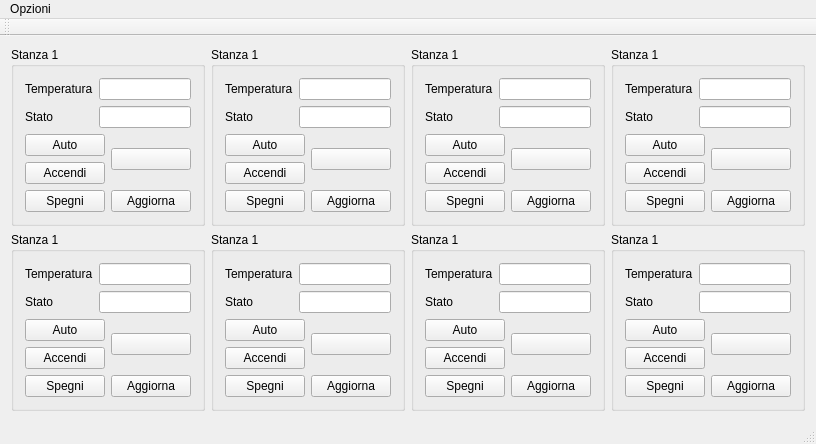
danilom93/WB32, file qt/MTempClient/MTempClient.ui: the form before one commit.
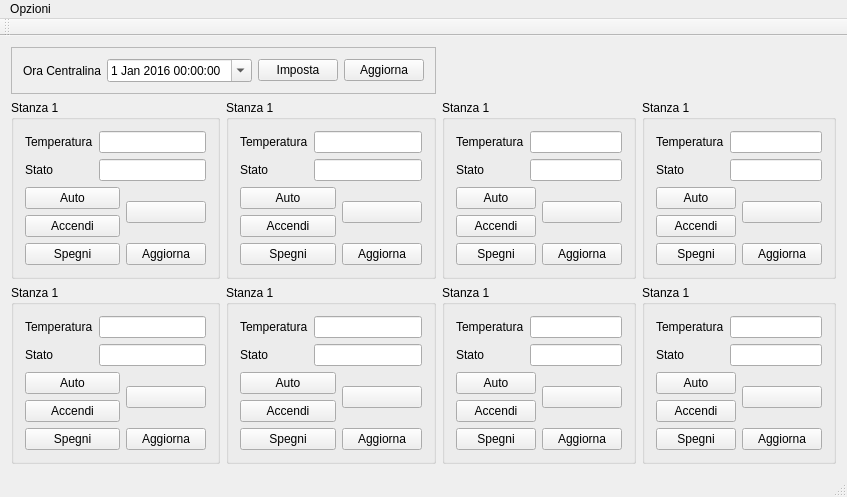
The form after the commit. Icons and pictures are not drawn.

Diff of the .ui file:
```diff
--- a/qt/MTempClient/MTempClient.ui
+++ b/qt/MTempClient/MTempClient.ui
@@ -6,8 +6,8 @@
    <rect>
     <x>0</x>
     <y>0</y>
-    <width>746</width>
-    <height>438</height>
+    <width>752</width>
+    <height>458</height>
    </rect>
   </property>
   <property name="windowTitle">
@@ -15,7 +15,54 @@
   </property>
   <widget class="QWidget" name="centralWidget">
    <layout class="QGridLayout" name="gridLayout_2">
-    <item row="0" column="0">
+    <item row="0" column="0" colspan="2">
+     <widget class="QFrame" name="frame">
+      <property name="frameShape">
+       <enum>QFrame::StyledPanel</enum>
+      </property>
+      <property name="frameShadow">
+       <enum>QFrame::Raised</enum>
+      </property>
+      <layout class="QHBoxLayout" name="horizontalLayout">
+       <item>
+        <widget class="QLabel" name="label_3">
+         <property name="text">
+          <string>Ora Centralina</string>
+         </property>
+        </widget>
+       </item>
+       <item>
+        <widget class="QDateTimeEdit" name="dateTimeEdit">
+         <property name="date">
+          <date>
+           <year>2016</year>
+           <month>1</month>
+           <day>1</day>
+          </date>
+         </property>
+         <property name="calendarPopup">
+          <bool>true</bool>
+         </property>
+        </widget>
+       </item>
+       <item>
+        <widget class="QPushButton" name="timeSetButton">
+         <property name="text">
+          <string>Imposta</string>
+         </property>
+        </widget>
+       </item>
+       <item>
+        <widget class="QPushButton" name="timeRefreshButton">
+         <property name="text">
+          <string>Aggiorna</string>
+         </property>
+        </widget>
+       </item>
+      </layout>
+     </widget>
+    </item>
+    <item row="1" column="0">
      <widget class="QGroupBox" name="roomGroupBox_1">
       <property name="title">
        <string>Stanza 1</string>
@@ -97,7 +144,7 @@
       </layout>
      </widget>
     </item>
-    <item row="0" column="1">
+    <item row="1" column="1">
      <widget class="QGroupBox" name="roomGroupBox_2">
       <property name="title">
        <string>Stanza 1</string>
@@ -132,14 +179,14 @@
         </widget>
        </item>
        <item row="2" column="0" colspan="2">
-        <widget class="QPushButton" name="setAutoButton_3">
+        <widget class="QPushButton" name="setAutoButton_2">
          <property name="text">
           <string>Auto</string>
          </property>
         </widget>
        </item>
        <item row="2" column="2" rowspan="2">
-        <widget class="QPushButton" name="configButton_3">
+        <widget class="QPushButton" name="configButton_2">
          <property name="text">
           <string/>
          </property>
@@ -156,21 +203,21 @@
         </widget>
        </item>
        <item row="3" column="0" colspan="2">
-        <widget class="QPushButton" name="forceOnButton_3">
+        <widget class="QPushButton" name="forceOnButton_2">
          <property name="text">
           <string>Accendi</string>
          </property>
         </widget>
        </item>
        <item row="4" column="0" colspan="2">
-        <widget class="QPushButton" name="forceOffButton_3">
+        <widget class="QPushButton" name="forceOffButton_2">
          <property name="text">
           <string>Spegni</string>
          </property>
         </widget>
        </item>
        <item row="4" column="2">
-        <widget class="QPushButton" name="updateButton_3">
+        <widget class="QPushButton" name="updateButton_2">
          <property name="text">
           <string>Aggiorna</string>
          </property>
@@ -179,7 +226,7 @@
       </layout>
      </widget>
     </item>
-    <item row="0" column="2">
+    <item row="1" column="2">
      <widget class="QGroupBox" name="roomGroupBox_3">
       <property name="title">
        <string>Stanza 1</string>
@@ -214,14 +261,14 @@
         </widget>
        </item>
        <item row="2" column="0" colspan="2">
-        <widget class="QPushButton" name="setAutoButton_4">
+        <widget class="QPushButton" name="setAutoButton_3">
          <property name="text">
           <string>Auto</string>
          </property>
         </widget>
        </item>
        <item row="2" column="2" rowspan="2">
-        <widget class="QPushButton" name="configButton_4">
+        <widget class="QPushButton" name="configButton_3">
          <property name="text">
           <string/>
          </property>
@@ -238,21 +285,21 @@
         </widget>
        </item>
        <item row="3" column="0" colspan="2">
-        <widget class="QPushButton" name="forceOnButton_4">
+        <widget class="QPushButton" name="forceOnButton_3">
          <property name="text">
           <string>Accendi</string>
          </property>
         </widget>
        </item>
        <item row="4" column="0" colspan="2">
-        <widget class="QPushButton" name="forceOffButton_4">
+        <widget class="QPushButton" name="forceOffButton_3">
          <property name="text">
           <string>Spegni</string>
          </property>
         </widget>
        </item>
        <item row="4" column="2">
-        <widget class="QPushButton" name="updateButton_4">
+        <widget class="QPushButton" name="updateButton_3">
          <property name="text">
           <string>Aggiorna</string>
          </property>
@@ -261,7 +308,7 @@
       </layout>
      </widget>
     </item>
-    <item row="0" column="3">
+    <item row="1" column="3">
      <widget class="QGroupBox" name="roomGroupBox_4">
       <property name="title">
        <string>Stanza 1</string>
@@ -296,14 +343,14 @@
         </widget>
        </item>
        <item row="2" column="0" colspan="2">
-        <widget class="QPushButton" name="setAutoButton_5">
+        <widget class="QPushButton" name="setAutoButton_4">
          <property name="text">
           <string>Auto</string>
          </property>
         </widget>
        </item>
        <item row="2" column="2" rowspan="2">
-        <widget class="QPushButton" name="configButton_5">
+        <widget class="QPushButton" name="configButton_4">
          <property name="text">
           <string/>
          </property>
@@ -320,21 +367,21 @@
         </widget>
        </item>
        <item row="3" column="0" colspan="2">
-        <widget class="QPushButton" name="forceOnButton_5">
+        <widget class="QPushButton" name="forceOnButton_4">
          <property name="text">
           <string>Accendi</string>
          </property>
         </widget>
        </item>
        <item row="4" column="0" colspan="2">
-        <widget class="QPushButton" name="forceOffButton_5">
+        <widget class="QPushButton" name="forceOffButton_4">
          <property name="text">
           <string>Spegni</string>
          </property>
         </widget>
        </item>
        <item row="4" column="2">
-        <widget class="QPushButton" name="updateButton_5">
+        <widget class="QPushButton" name="updateButton_4">
          <property name="text">
           <string>Aggiorna</string>
          </property>
@@ -343,7 +390,7 @@
       </layout>
      </widget>
     </item>
-    <item row="1" column="0">
+    <item row="2" column="0">
      <widget class="QGroupBox" name="roomGroupBox_5">
       <property name="title">
        <string>Stanza 1</string>
@@ -378,14 +425,14 @@
         </widget>
        </item>
        <item row="2" column="0" colspan="2">
-        <widget class="QPushButton" name="setAutoButton_6">
+        <widget class="QPushButton" name="setAutoButton_5">
          <property name="text">
           <string>Auto</string>
          </property>
         </widget>
        </item>
        <item row="2" column="2" rowspan="2">
-        <widget class="QPushButton" name="configButton_6">
+        <widget class="QPushButton" name="configButton_5">
          <property name="text">
           <string/>
          </property>
@@ -402,21 +449,21 @@
         </widget>
        </item>
        <item row="3" column="0" colspan="2">
-        <widget class="QPushButton" name="forceOnButton_6">
+        <widget class="QPushButton" name="forceOnButton_5">
          <property name="text">
           <string>Accendi</string>
          </property>
         </widget>
        </item>
        <item row="4" column="0" colspan="2">
-        <widget class="QPushButton" name="forceOffButton_6">
+        <widget class="QPushButton" name="forceOffButton_5">
          <property name="text">
           <string>Spegni</string>
          </property>
         </widget>
        </item>
        <item row="4" column="2">
-        <widget class="QPushButton" name="updateButton_6">
+        <widget class="QPushButton" name="updateButton_5">
          <property name="text">
           <string>Aggiorna</string>
          </property>
@@ -425,7 +472,7 @@
       </layout>
      </widget>
     </item>
-    <item row="1" column="1">
+    <item row="2" column="1">
      <widget class="QGroupBox" name="roomGroupBox_6">
       <property name="title">
        <string>Stanza 1</string>
@@ -460,14 +507,14 @@
         </widget>
        </item>
        <item row="2" column="0" colspan="2">
-        <widget class="QPushButton" name="setAutoButton_7">
+        <widget class="QPushButton" name="setAutoButton_6">
          <property name="text">
           <string>Auto</string>
          </property>
         </widget>
        </item>
        <item row="2" column="2" rowspan="2">
-        <widget class="QPushButton" name="configButton_7">
+        <widget class="QPushButton" name="configButton_6">
          <property name="text">
           <string/>
          </property>
@@ -484,21 +531,21 @@
         </widget>
        </item>
        <item row="3" column="0" colspan="2">
-        <widget class="QPushButton" name="forceOnButton_7">
+        <widget class="QPushButton" name="forceOnButton_6">
          <property name="text">
           <string>Accendi</string>
          </property>
         </widget>
        </item>
        <item row="4" column="0" colspan="2">
-        <widget class="QPushButton" name="forceOffButton_7">
+        <widget class="QPushButton" name="forceOffButton_6">
          <property name="text">
           <string>Spegni</string>
          </property>
         </widget>
        </item>
        <item row="4" column="2">
-        <widget class="QPushButton" name="updateButton_7">
+        <widget class="QPushButton" name="updateButton_6">
          <property name="text">
           <string>Aggiorna</string>
          </property>
@@ -507,7 +554,7 @@
       </layout>
      </widget>
     </item>
-    <item row="1" column="2">
+    <item row="2" column="2">
      <widget class="QGroupBox" name="roomGroupBox_7">
       <property name="title">
        <string>Stanza 1</string>
@@ -542,14 +589,14 @@
         </widget>
        </item>
        <item row="2" column="0" colspan="2">
-        <widget class="QPushButton" name="setAutoButton_8">
+        <widget class="QPushButton" name="setAutoButton_7">
          <property name="text">
           <string>Auto</string>
          </property>
         </widget>
        </item>
        <item row="2" column="2" rowspan="2">
-        <widget class="QPushButton" name="configButton_8">
+        <widget class="QPushButton" name="configButton_7">
          <property name="text">
           <string/>
          </property>
@@ -566,21 +613,21 @@
         </widget>
        </item>
        <item row="3" column="0" colspan="2">
-        <widget class="QPushButton" name="forceOnButton_8">
+        <widget class="QPushButton" name="forceOnButton_7">
          <property name="text">
           <string>Accendi</string>
          </property>
         </widget>
        </item>
        <item row="4" column="0" colspan="2">
-        <widget class="QPushButton" name="forceOffButton_8">
+        <widget class="QPushButton" name="forceOffButton_7">
          <property name="text">
           <string>Spegni</string>
          </property>
         </widget>
        </item>
        <item row="4" column="2">
-        <widget class="QPushButton" name="updateButton_8">
+        <widget class="QPushButton" name="updateButton_7">
          <property name="text">
           <string>Aggiorna</string>
          </property>
@@ -589,7 +636,7 @@
       </layout>
      </widget>
     </item>
-    <item row="1" column="3">
+    <item row="2" column="3">
      <widget class="QGroupBox" name="roomGroupBox_8">
       <property name="title">
        <string>Stanza 1</string>
@@ -624,14 +671,14 @@
         </widget>
        </item>
        <item row="2" column="0" colspan="2">
-        <widget class="QPushButton" name="setAutoButton_9">
+        <widget class="QPushButton" name="setAutoButton_8">
          <property name="text">
           <string>Auto</string>
          </property>
         </widget>
        </item>
        <item row="2" column="2" rowspan="2">
-        <widget class="QPushButton" name="configButton_9">
+        <widget class="QPushButton" name="configButton_8">
          <property name="text">
           <string/>
          </property>
@@ -648,21 +695,21 @@
         </widget>
        </item>
        <item row="3" column="0" colspan="2">
-        <widget class="QPushButton" name="forceOnButton_9">
+        <widget class="QPushButton" name="forceOnButton_8">
          <property name="text">
           <string>Accendi</string>
          </property>
         </widget>
        </item>
        <item row="4" column="0" colspan="2">
-        <widget class="QPushButton" name="forceOffButton_9">
+        <widget class="QPushButton" name="forceOffButton_8">
          <property name="text">
           <string>Spegni</string>
          </property>
         </widget>
        </item>
        <item row="4" column="2">
-        <widget class="QPushButton" name="updateButton_9">
+        <widget class="QPushButton" name="updateButton_8">
          <property name="text">
           <string>Aggiorna</string>
          </property>
@@ -678,7 +725,7 @@
     <rect>
      <x>0</x>
      <y>0</y>
-     <width>746</width>
+     <width>752</width>
      <height>21</height>
     </rect>
    </property>
```
Left out of the diff: 9 changed lines with no effect on the pictures.
